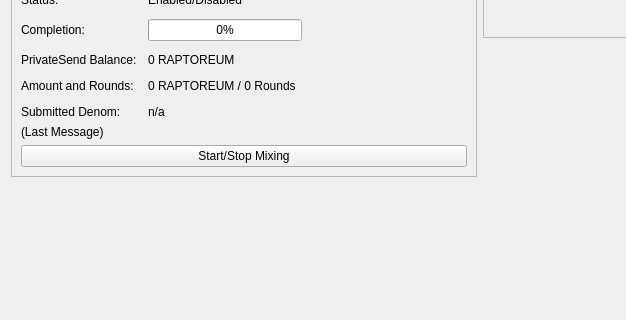
First picture: the form in src/qt/forms/overviewpage.ui, repository Raptor3um/raptoreum, before the edit; both pictures show x 0 to 626 and y 265 to 585 of the 960 by 585 pixel window.
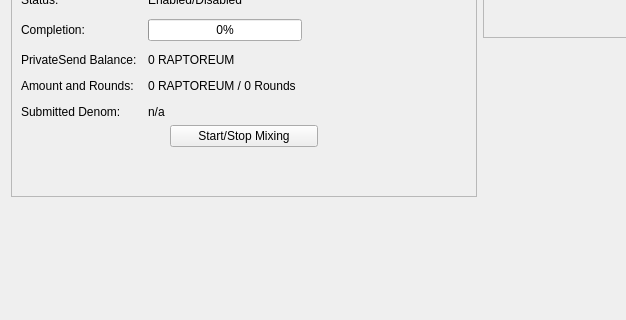
Second picture: the form after the edit.

```diff
--- a/src/qt/forms/overviewpage.ui
+++ b/src/qt/forms/overviewpage.ui
@@ -482,30 +482,63 @@
           <item>
            <layout class="QVBoxLayout" name="VerticalLayout_PS">
             <item>
-             <widget class="QLabel" name="labelPrivateSendLastMessage">
-              <property name="text">
-               <string>(Last Message)</string>
+             <layout class="QHBoxLayout" name="horizontalLayout_3">
+              <property name="topMargin">
+               <number>0</number>
               </property>
-              <property name="alignment">
-               <set>Qt::AlignLeading|Qt::AlignLeft|Qt::AlignTop</set>
-              </property>
-              <property name="wordWrap">
-               <bool>true</bool>
-              </property>
-             </widget>
+              <item>
+               <spacer name="horizontalSpacer_5">
+                <property name="orientation">
+                 <enum>Qt::Horizontal</enum>
+                </property>
+                <property name="sizeHint" stdset="0">
+                 <size>
+                  <width>40</width>
+                  <height>20</height>
+                 </size>
+                </property>
+               </spacer>
+              </item>
+              <item>
+               <widget class="QPushButton" name="togglePrivateSend">
+                <property name="sizePolicy">
+                 <sizepolicy hsizetype="MinimumExpanding" vsizetype="Fixed">
+                  <horstretch>0</horstretch>
+                  <verstretch>0</verstretch>
+                 </sizepolicy>
+                </property>
+                <property name="text">
+                 <string>Start/Stop Mixing</string>
+                </property>
+               </widget>
+              </item>
+              <item>
+               <spacer name="horizontalSpacer_6">
+                <property name="orientation">
+                 <enum>Qt::Horizontal</enum>
+                </property>
+                <property name="sizeHint" stdset="0">
+                 <size>
+                  <width>40</width>
+                  <height>20</height>
+                 </size>
+                </property>
+               </spacer>
+              </item>
+             </layout>
             </item>
             <item>
-             <widget class="QPushButton" name="togglePrivateSend">
-              <property name="sizePolicy">
-               <sizepolicy hsizetype="MinimumExpanding" vsizetype="Fixed">
-                <horstretch>0</horstretch>
-                <verstretch>0</verstretch>
-               </sizepolicy>
+             <spacer name="verticalSpacer_3">
+              <property name="orientation">
+               <enum>Qt::Vertical</enum>
               </property>
-              <property name="text">
-               <string>Start/Stop Mixing</string>
+              <property name="sizeHint" stdset="0">
+               <size>
+                <width>20</width>
+                <height>40</height>
+               </size>
               </property>
-             </widget>
+             </spacer>
             </item>
            </layout>
           </item>
```
Left out of the diff: 3 changed lines with no effect on the pictures.
